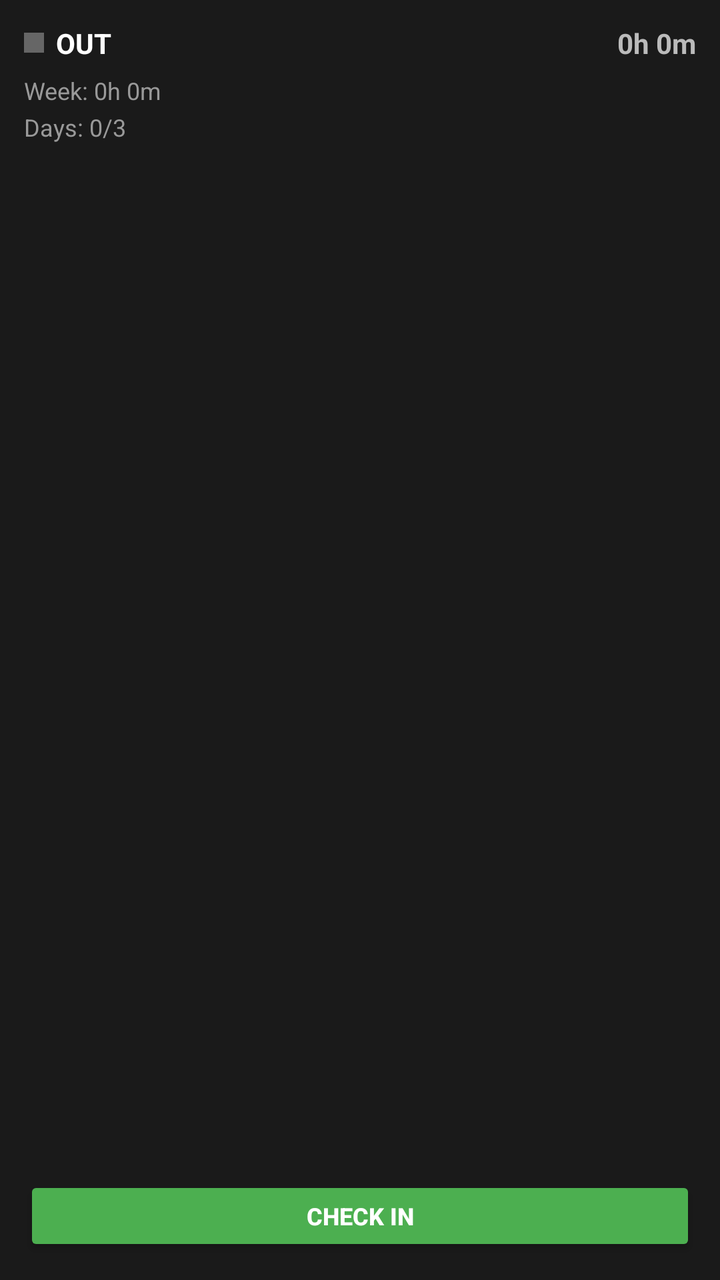
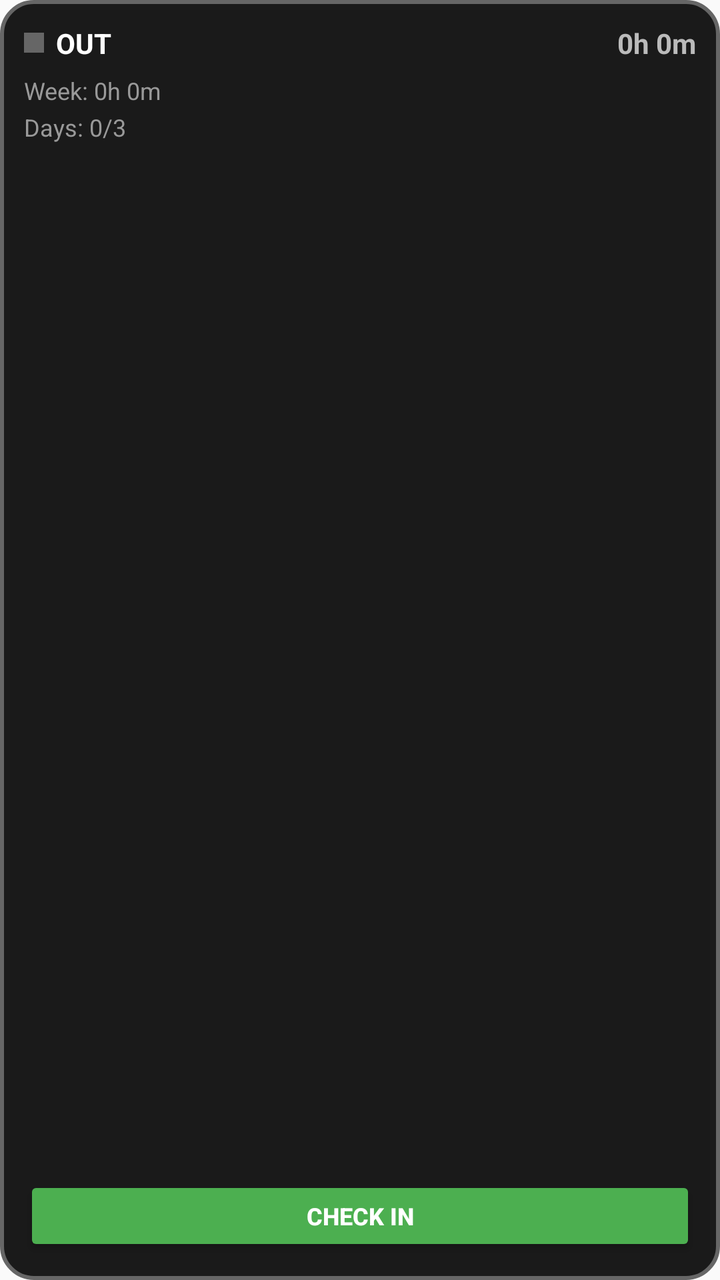

The first picture is an Android layout as it rendered before a commit; the second is the same layout after the commit. The layout source and the unified diff follow.
<!-- AndroidManifest.xml: application theme Theme.TimeKeeper -->
<!-- res/layout/widget_timekeeper.xml -->
<?xml version="1.0" encoding="utf-8"?>
<LinearLayout xmlns:android="http://schemas.android.com/apk/res/android"
    android:id="@+id/widget_root"
    android:layout_width="match_parent"
    android:layout_height="match_parent"
    android:orientation="vertical"
    android:padding="12dp"
    android:background="#FF1A1A1A">

    
    <LinearLayout
        android:layout_width="match_parent"
        android:layout_height="wrap_content"
        android:orientation="horizontal"
        android:gravity="center_vertical"
        android:paddingBottom="6dp">

        <View
            android:id="@+id/status_dot"
            android:layout_width="10dp"
            android:layout_height="10dp"
            android:background="#FF666666" />

        <TextView
            android:id="@+id/status_text"
            android:layout_width="wrap_content"
            android:layout_height="wrap_content"
            android:text="OUT"
            android:textSize="14sp"
            android:textStyle="bold"
            android:textColor="#FFFFFFFF"
            android:paddingStart="6dp"
            android:paddingEnd="0dp" />

        <TextView
            android:id="@+id/today_duration"
            android:layout_width="0dp"
            android:layout_height="wrap_content"
            android:layout_weight="1"
            android:gravity="end"
            android:text="0h 0m"
            android:textSize="14sp"
            android:textStyle="bold"
            android:textColor="#FFBBBBBB" />
    </LinearLayout>

    
    <TextView
        android:id="@+id/week_duration"
        android:layout_width="match_parent"
        android:layout_height="wrap_content"
        android:text="Week: 0h 0m"
        android:textSize="12sp"
        android:textColor="#FF999999"
        android:paddingBottom="2dp" />

    
    <TextView
        android:id="@+id/days_count"
        android:layout_width="match_parent"
        android:layout_height="wrap_content"
        android:text="Days: 0/3"
        android:textSize="12sp"
        android:textColor="#FF999999" />

    
    <View
        android:layout_width="match_parent"
        android:layout_height="0dp"
        android:layout_weight="1" />

    
    <Button
        android:id="@+id/toggle_button"
        android:layout_width="match_parent"
        android:layout_height="40dp"
        android:text="CHECK IN"
        android:textSize="12sp"
        android:textStyle="bold"
        android:textColor="#FFFFFFFF"
        android:backgroundTint="#FF4CAF50"
        android:textAllCaps="true" />

</LinearLayout>
<!-- resources referenced by this layout -->
<resources>
  <style name="Theme.TimeKeeper" parent="android:Theme.Material.Light.NoActionBar" />
</resources>

<!-- the commit's change to res/layout/widget_timekeeper.xml (unified diff, before → after) -->
@@ -5,7 +5,7 @@
     android:layout_height="match_parent"
     android:orientation="vertical"
     android:padding="12dp"
-    android:background="#FF1A1A1A">
+    android:background="@drawable/widget_bg_checked_out">
 
     
     <LinearLayout
<!-- resource entries referenced after the edit -->
@@ -1,5 +1,13 @@
 <!-- resources referenced by this layout -->
 <resources>
+  <!-- drawable widget_bg_checked_out (drawable) -->
+  <?xml version="1.0" encoding="utf-8"?>
+  <shape xmlns:android="http://schemas.android.com/apk/res/android"
+      android:shape="rectangle">
+      <solid android:color="#FF1A1A1A" />
+      <stroke android:width="2dp" android:color="#FF666666" />
+      <corners android:radius="16dp" />
+  </shape>
   <style name="Theme.TimeKeeper" parent="android:Theme.Material.Light.NoActionBar" />
 </resources>
 
